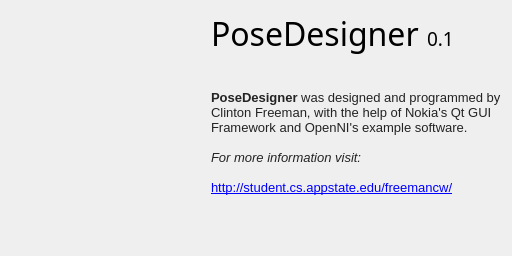
The window that aboutdialog.ui (freemancw/PoseDesigner) describes before a commit, drawn with Qt 5.
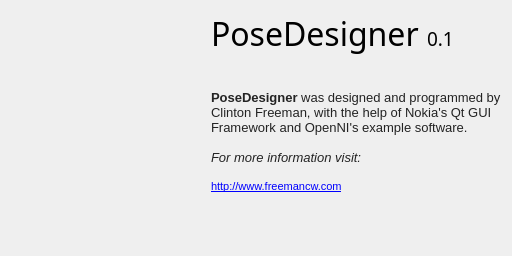
The same window after the commit. Icons and pictures are not drawn.

What changed in the file:
```diff
--- a/aboutdialog.ui
+++ b/aboutdialog.ui
@@ -72,7 +72,7 @@
 &lt;p style=&quot;-qt-paragraph-type:empty; margin-top:0px; margin-bottom:0px; margin-left:0px; margin-right:0px; -qt-block-indent:0; text-indent:0px; font-size:10pt; color:#232323;&quot;&gt;&lt;/p&gt;
 &lt;p style=&quot; margin-top:0px; margin-bottom:0px; margin-left:0px; margin-right:0px; -qt-block-indent:0; text-indent:0px;&quot;&gt;&lt;span style=&quot; font-size:10pt; font-style:italic; color:#232323;&quot;&gt;For more information visit:&lt;/span&gt;&lt;/p&gt;
 &lt;p style=&quot;-qt-paragraph-type:empty; margin-top:0px; margin-bottom:0px; margin-left:0px; margin-right:0px; -qt-block-indent:0; text-indent:0px; font-size:10pt; color:#232323;&quot;&gt;&lt;/p&gt;
-&lt;p style=&quot; margin-top:0px; margin-bottom:0px; margin-left:0px; margin-right:0px; -qt-block-indent:0; text-indent:0px;&quot;&gt;&lt;a href=&quot;http://student.cs.appstate.edu/freemancw/&quot;&gt;&lt;span style=&quot; font-size:10pt; text-decoration: underline; color:#0000ff;&quot;&gt;http://student.cs.appstate.edu/freemancw/&lt;/span&gt;&lt;/a&gt;&lt;/p&gt;&lt;/body&gt;&lt;/html&gt;</string>
+&lt;p style=&quot; margin-top:0px; margin-bottom:0px; margin-left:0px; margin-right:0px; -qt-block-indent:0; text-indent:0px;&quot;&gt;&lt;a href=&quot;http://www.freemancw.com&quot;&gt;&lt;span style=&quot; text-decoration: underline; color:#0000ff;&quot;&gt;http://www.freemancw.com&lt;/span&gt;&lt;/a&gt;&lt;/p&gt;&lt;/body&gt;&lt;/html&gt;</string>
      </property>
      <property name="textFormat">
       <enum>Qt::RichText</enum>
```
